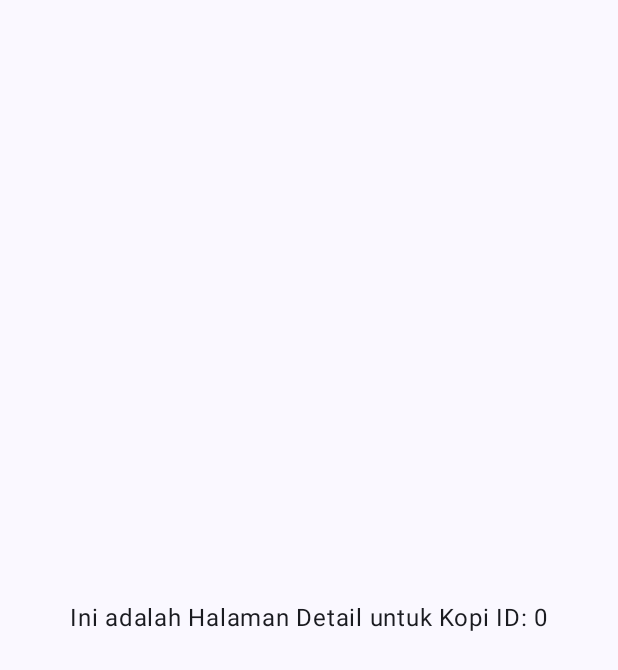
After one commit to fahmi0sd/CoffeeCraft, an Android app built with Jetpack Compose: the composable DetailScreen called with empty values, on a phone screen of 412 x 824 dp. The commit adds this screen. Shown: the top 670 px of the screen. Run offline under Robolectric (Android 15) with nearby library versions, the phone set to English and light mode, and no system bars.

Commit message:
Housekeeping & Preparation

```diff
--- a/app/src/main/java/com/example/coffeecraft/MainActivity.kt
+++ b/app/src/main/java/com/example/coffeecraft/MainActivity.kt
@@ -4,9 +4,6 @@ import android.os.Bundle
 import androidx.activity.ComponentActivity
 import androidx.activity.compose.setContent
 import androidx.activity.enableEdgeToEdge
-import androidx.compose.foundation.layout.fillMaxSize
-import androidx.compose.foundation.layout.padding
-import androidx.compose.material3.Scaffold
 import androidx.compose.material3.Text
 import androidx.compose.runtime.Composable
 import androidx.compose.ui.Modifier
--- a/app/src/main/java/com/example/coffeecraft/ui/theme/CoffeeCard.kt
+++ b/app/src/main/java/com/example/coffeecraft/ui/theme/CoffeeCard.kt
@@ -72,7 +72,9 @@ fun CoffeeCard(
                 Spacer(modifier = Modifier.height(4.dp)) // Jarak kecil
 
                 // Harga (Diformat ke Rupiah)
-                val formattedPrice = NumberFormat.getCurrencyInstance(Locale.forLanguageTag("id-ID")).format(coffee.price)
+                val formattedPrice =
+                    NumberFormat.getCurrencyInstance(Locale.forLanguageTag("id-ID"))
+                        .format(coffee.price)
                 Text(
                     text = formattedPrice,
                     style = MaterialTheme.typography.bodyMedium,
--- /dev/null
+++ b/app/src/main/java/com/example/coffeecraft/ui/theme/DetailScreen.kt
@@ -0,0 +1,21 @@
+package com.example.coffeecraft.ui.theme
+
+import androidx.compose.foundation.layout.Box
+import androidx.compose.foundation.layout.fillMaxSize
+import androidx.compose.material3.Text
+import androidx.compose.runtime.Composable
+import androidx.compose.ui.Alignment
+import androidx.compose.ui.Modifier
+
+@Composable
+fun DetailScreen(
+    coffeeId: Long, // Halaman ini nanti butuh ID kopi untuk tahu data mana yang ditampilkan
+    modifier: Modifier = Modifier
+) {
+    Box(
+        modifier = modifier.fillMaxSize(),
+        contentAlignment = Alignment.Center
+    ) {
+        Text(text = "Ini adalah Halaman Detail untuk Kopi ID: $coffeeId")
+    }
+}
--- a/app/src/main/java/com/example/coffeecraft/ui/theme/Theme.kt
+++ b/app/src/main/java/com/example/coffeecraft/ui/theme/Theme.kt
@@ -1,6 +1,5 @@
 package com.example.coffeecraft.ui.theme
 
-import android.app.Activity
 import android.os.Build
 import androidx.compose.foundation.isSystemInDarkTheme
 import androidx.compose.material3.MaterialTheme
@@ -9,8 +8,8 @@ import androidx.compose.material3.dynamicDarkColorScheme
 import androidx.compose.material3.dynamicLightColorScheme
 import androidx.compose.material3.lightColorScheme
 import androidx.compose.runtime.Composable
+import androidx.compose.ui.graphics.Color
 import androidx.compose.ui.platform.LocalContext
-import androidx.compose.ui.graphics.Color // Tambahkan import ini
 
 private val DarkColorScheme = darkColorScheme(
     primary = Purple80,
```
